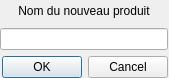
The window that addproduct.ui (Karvyz/WorkView) describes before a commit, drawn with Qt 5.
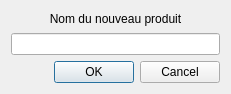
The same window after the commit.

Diff of the .ui file:
```diff
--- a/addproduct.ui
+++ b/addproduct.ui
@@ -6,23 +6,14 @@
    <rect>
     <x>0</x>
     <y>0</y>
-    <width>169</width>
-    <height>78</height>
+    <width>231</width>
+    <height>94</height>
    </rect>
   </property>
   <property name="windowTitle">
    <string>Dialog</string>
   </property>
-  <widget class="QWidget" name="layoutWidget">
-   <property name="geometry">
-    <rect>
-     <x>0</x>
-     <y>0</y>
-     <width>168</width>
-     <height>78</height>
-    </rect>
-   </property>
-   <layout class="QVBoxLayout" name="verticalLayout">
+  <layout class="QVBoxLayout" name="verticalLayout_2">
     <item>
      <widget class="QLabel" name="label">
       <property name="text">
@@ -47,7 +38,6 @@
      </widget>
     </item>
    </layout>
-  </widget>
  </widget>
  <resources/>
  <connections>
```
Left out of the diff: 2 changed lines with no effect on the pictures. Lines whose indentation alone changed are shown as unchanged.
